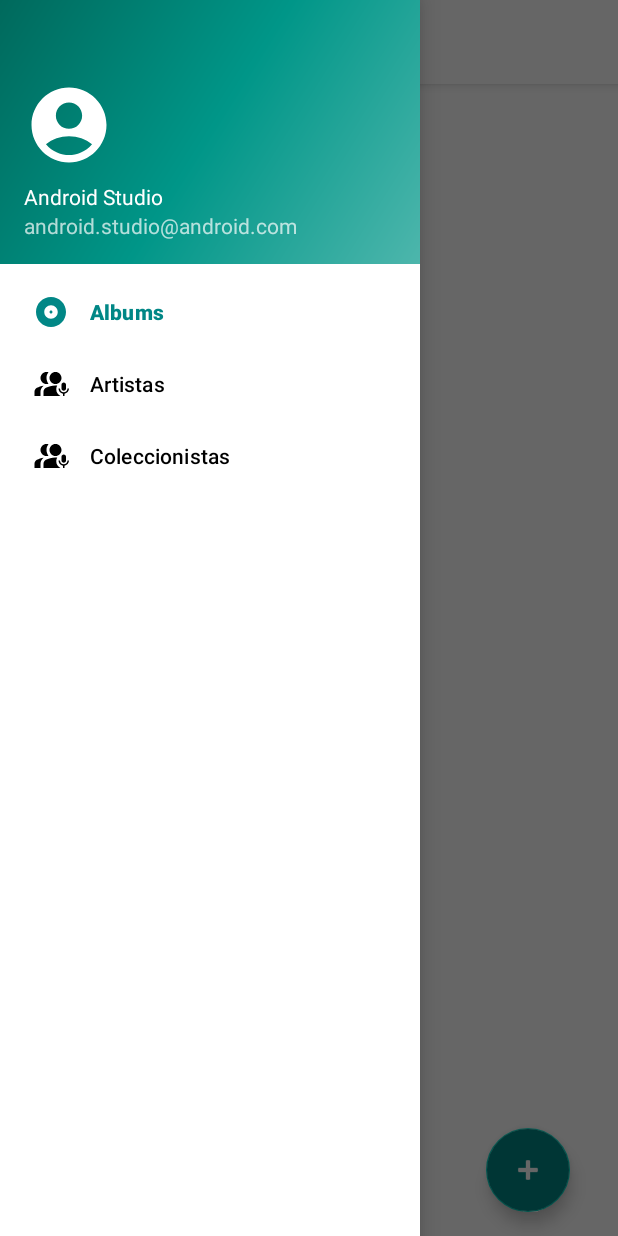
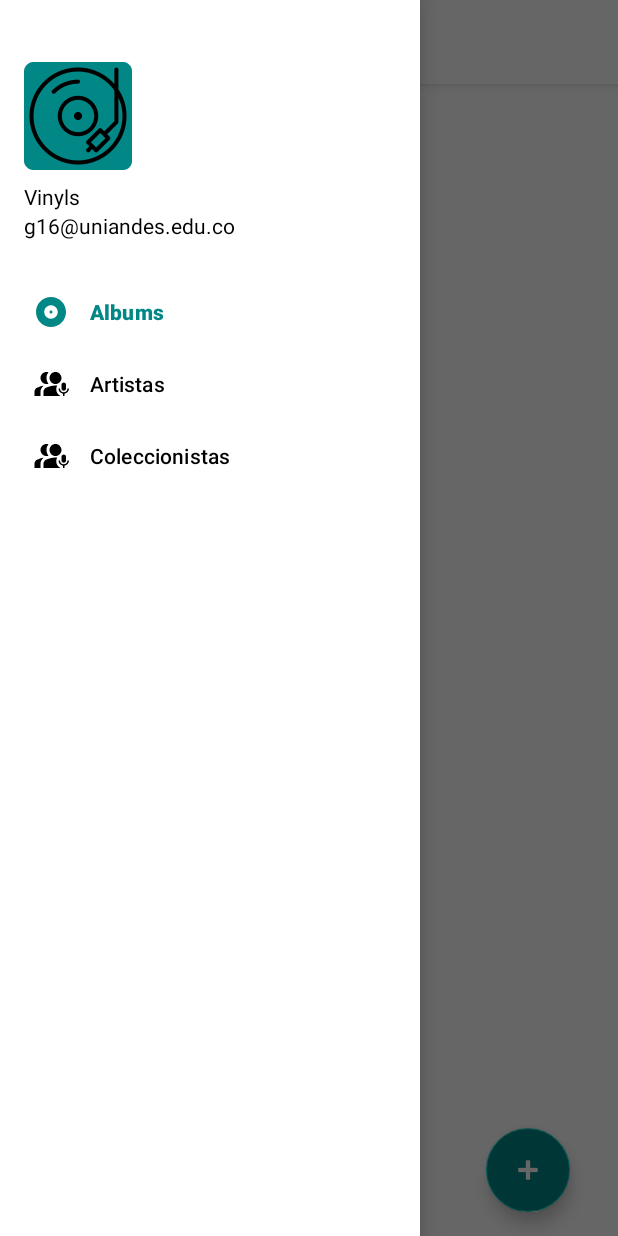
Before and after one commit to WillyBallesteros/MISW-4203-ISAM, an Android app built with Jetpack Compose: the screen it shows after launch (MainActivity), with the side drawer open, on a phone screen of 412 x 824 dp. Run offline under Robolectric (Android 15) with nearby library versions, the phone set to English and light mode, and no system bars; our stand-ins replace Volley, navigation-ui; network calls fail; pictures from the network do not load.

Commit message:
mejoras en codigo

```diff
--- a/AndroidApp/app/src/main/res/layout/nav_header_main.xml
+++ b/AndroidApp/app/src/main/res/layout/nav_header_main.xml
@@ -3,7 +3,6 @@
     xmlns:app="http://schemas.android.com/apk/res-auto"
     android:layout_width="match_parent"
     android:layout_height="@dimen/nav_header_height"
-    android:background="@drawable/side_nav_bar"
     android:gravity="bottom"
     android:orientation="vertical"
     android:paddingLeft="@dimen/activity_horizontal_margin"
@@ -18,17 +17,19 @@
         android:layout_height="wrap_content"
         android:contentDescription="@string/nav_header_desc"
         android:paddingTop="@dimen/nav_header_vertical_spacing"
-        app:srcCompat="@drawable/baseline_account_circle_24" />
+        app:srcCompat="@mipmap/ic_launcher_round" />
 
     <TextView
         android:layout_width="match_parent"
         android:layout_height="wrap_content"
+        android:textColor="@color/black"
         android:paddingTop="@dimen/nav_header_vertical_spacing"
         android:text="@string/nav_header_title"
         android:textAppearance="@style/TextAppearance.AppCompat.Body1" />
 
     <TextView
         android:id="@+id/textView"
+        android:textColor="@color/black"
         android:layout_width="wrap_content"
         android:layout_height="wrap_content"
         android:text="@string/nav_header_subtitle" />
--- a/AndroidApp/app/src/main/res/values/strings.xml
+++ b/AndroidApp/app/src/main/res/values/strings.xml
@@ -27,9 +27,9 @@
     <string name="musician_detail_prize_tittle">Premios del Artista</string>
 
 
-    <string name="nav_header_title">Android Studio</string>
-    <string name="nav_header_subtitle">android.studio@android.com</string>
-    <string name="nav_header_desc">Navigation header</string>
+    <string name="nav_header_title">Vinyls</string>
+    <string name="nav_header_subtitle">g16@uniandes.edu.co</string>
+    <string name="nav_header_desc">Navegación</string>
 
 
     <string-array name="genres">
```
